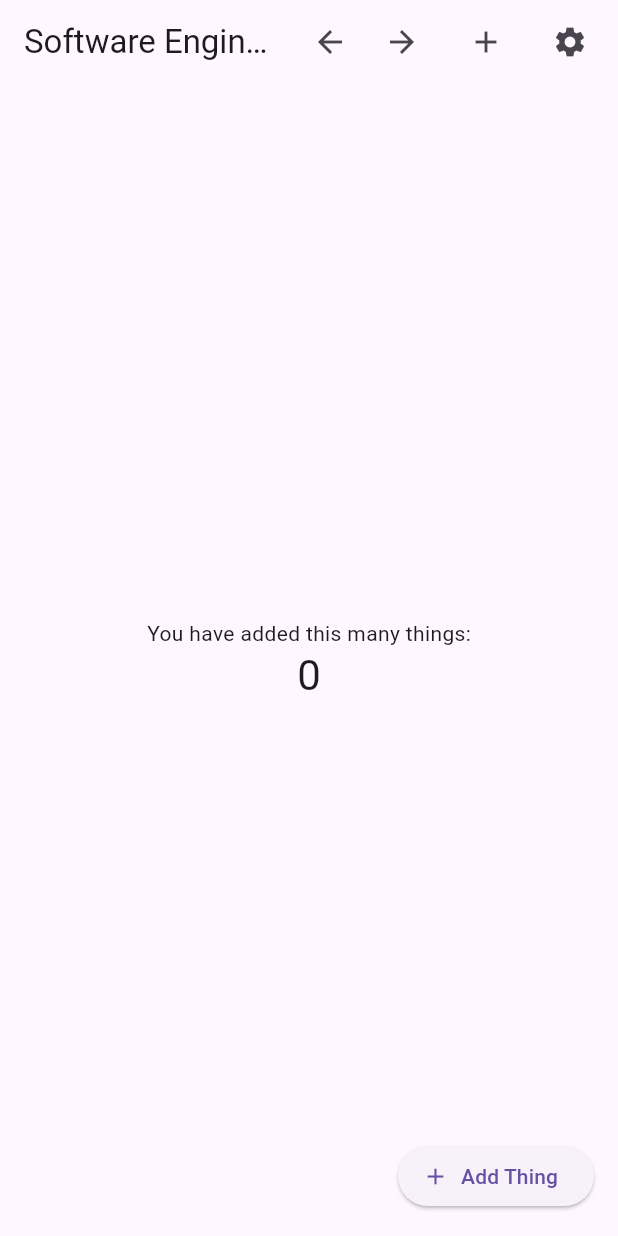
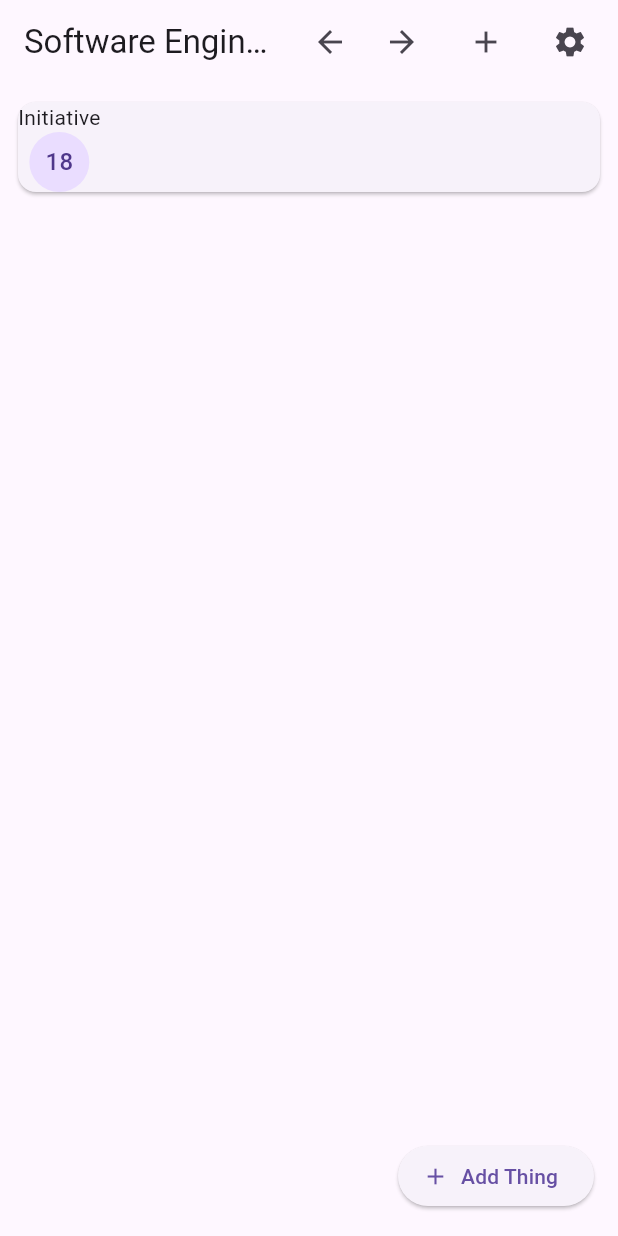
Before and after one commit to ABeeinSpace/software_engineering_project, a Flutter app: the screen it shows after launch, on a phone screen of 412 x 824 dp. Run offline on Flutter 3.47's test engine with Material 2 defaults, Android fonts, the phone set to English and light mode, and no system bars.

Commit message:
Refactoring and tackling layout

```diff
--- a/lib/main.dart
+++ b/lib/main.dart
@@ -88,18 +88,21 @@ class _MyHomePageState extends State<MyHomePage> {
               alignment: Alignment.center,
               child: IconButton(
                   onPressed: _prevButtonPressed,
-				  tooltip: "Previous round",
+                  tooltip: "Previous round",
                   icon: const Icon(Icons.arrow_back))),
           Align(
             alignment: Alignment.center,
             child: IconButton(
                 onPressed: _nextButtonPressed,
-				tooltip: "Next round",
+                tooltip: "Next round",
                 icon: const Icon(Icons.arrow_forward)),
           ),
           ButtonBar(
             children: [
-              IconButton(onPressed: _addEntity, tooltip: "Add Thing", icon: const Icon(Icons.add)),
+              IconButton(
+                  onPressed: _addEntity,
+                  tooltip: "Add Thing",
+                  icon: const Icon(Icons.add)),
               IconButton(
                   onPressed: _settingsButtonPress,
                   icon: const Icon(Icons.settings))
@@ -129,21 +132,23 @@ class _MyHomePageState extends State<MyHomePage> {
           // center the children vertically; the main axis here is the vertical
           // axis because Columns are vertical (the cross axis would be
           // horizontal).
-          mainAxisAlignment: MainAxisAlignment.center,
+          mainAxisAlignment: MainAxisAlignment.start,
           children: <Widget>[
-            const Text(
-              "You have added this many things:",
-            ),
-            Text(
-              '$_numOfThings',
-              style: Theme.of(context).textTheme.headline4,
-            ),
+            // const Text(
+            //   "You have added this many things:",
+            // ),
+            // Text(
+            //   '$_numOfThings',
+            //   style: Theme.of(context).textTheme.headline4,
+            // ),
+
+            EntityCard()
           ],
         ),
       ),
       floatingActionButton: ElevatedButton.icon(
         onPressed: _addEntity,
-		icon: const Icon(Icons.add),
+        icon: const Icon(Icons.add),
         label: const Text("Add Thing"),
       ), // This trailing comma makes auto-formatting nicer for build methods.
 
@@ -176,3 +181,30 @@ class _MyHomePageState extends State<MyHomePage> {
     log("Next Round button pressed!");
   }
 }
+
+class EntityCard extends StatelessWidget {
+  const EntityCard({
+    Key? key,
+  }) : super(key: key);
+
+  @override
+  Widget build(BuildContext context) {
+    return Padding(
+      padding: const EdgeInsets.all(8.0),
+      child: Card(
+          child: Row(
+        	children: [
+          Column(
+            children: const [
+              Text("Initiative"),
+              CircleAvatar(
+                child: Text("18"),
+              )
+            ],
+          ),
+
+        ],
+      )),
+    );
+  }
+}
```
